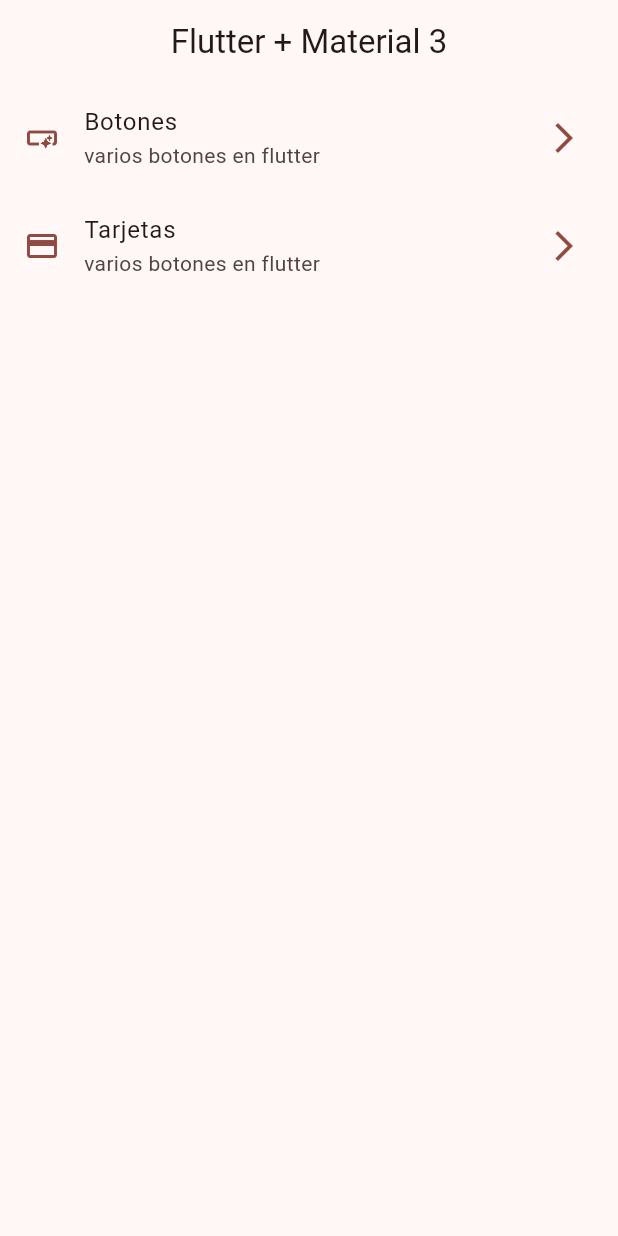
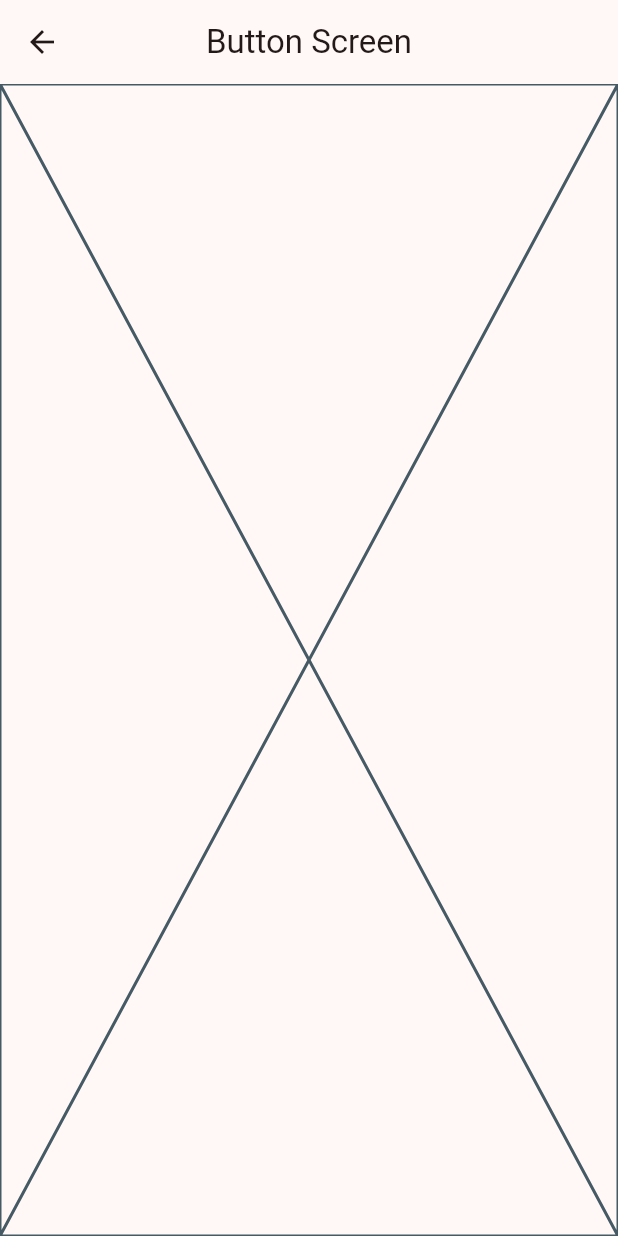
Before and after one commit to hernanspc/WidgetsApp, a Flutter app: the screen it shows after launch, after a tap on "Botones", on a phone screen of 412 x 824 dp. Run offline on Flutter 3.47's test engine with Material 2 defaults, Android fonts, the phone set to English and light mode, and no system bars.

```diff
--- a/lib/config/menu/menu_items.dart
+++ b/lib/config/menu/menu_items.dart
@@ -24,7 +24,7 @@ const appMenuItems = <MenuItem>[
   MenuItem(
     title: 'Tarjetas',
     subTitle: 'varios botones en flutter',
-    link: '/card',
+    link: '/cards',
     icon: Icons.credit_card,
   ),
 ];
--- a/lib/main.dart
+++ b/lib/main.dart
@@ -1,5 +1,7 @@
 import 'package:flutter/material.dart';
 import 'package:widgets_app/config/theme/app_theme.dart';
+import 'package:widgets_app/presentation/buttons/buttons_screen.dart';
+import 'package:widgets_app/presentation/cards/cards_screen.dart';
 import 'package:widgets_app/presentation/screens/home_screen.dart';
 
 void main() => runApp(const MyApp());
@@ -14,6 +16,10 @@ class MyApp extends StatelessWidget {
       title: 'Material App',
       theme: AppTheme(selectedColor: 3).getTheme(),
       home: const HomeScreen(),
+      routes: {
+        '/buttons': (context) => const ButtonsScreen(),
+        '/cards': (context) => const CardsScreen(),
+      },
     );
   }
 }
--- /dev/null
+++ b/lib/presentation/buttons/buttons_screen.dart
@@ -0,0 +1,15 @@
+import 'package:flutter/material.dart';
+
+class ButtonsScreen extends StatelessWidget {
+  const ButtonsScreen({super.key});
+
+  @override
+  Widget build(BuildContext context) {
+    return Scaffold(
+      appBar: AppBar(
+        title: Text('Button Screen'),
+      ),
+      body: const Placeholder(),
+    );
+  }
+}
--- a/lib/presentation/screens/home_screen.dart
+++ b/lib/presentation/screens/home_screen.dart
@@ -1,5 +1,6 @@
 import 'package:flutter/material.dart';
 import 'package:widgets_app/config/menu/menu_items.dart';
+import 'package:widgets_app/presentation/buttons/buttons_screen.dart';
 
 class HomeScreen extends StatelessWidget {
   const HomeScreen({super.key});
@@ -59,7 +60,11 @@ class _CustomListTitle extends StatelessWidget {
       title: Text(menuItem.title),
       subtitle: Text(menuItem.subTitle),
       onTap: () {
-        //TODO: LLEVAR A OTRA PANTALLA
+        // Navigator.of(context).push(
+        //     MaterialPageRoute(builder: (context) => const ButtonsScreen()));
+        // Navigator.of(context).pushNamed(menuItem.link);
+        // Navigator.popAndPushNamed(context, menuItem.link);
+        Navigator.pushNamed(context, menuItem.link);
       },
     );
   }
```
Also changed, not shown: lib/presentation/cards/cards_screen.dart (added, +15 -0 lines).
